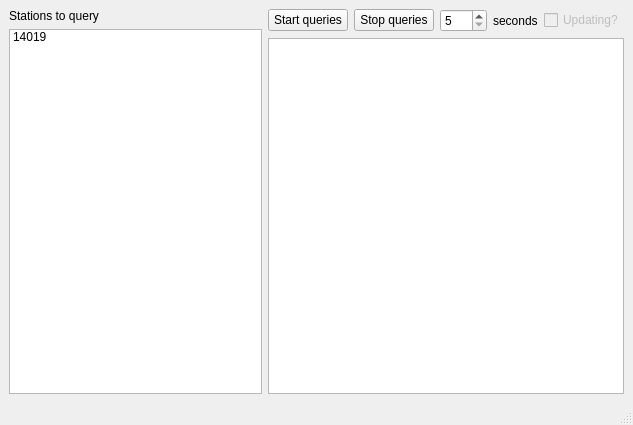
This is interface.ui in flothesof/VelibApp as Qt 5 draws it before an edit. The edited form follows.
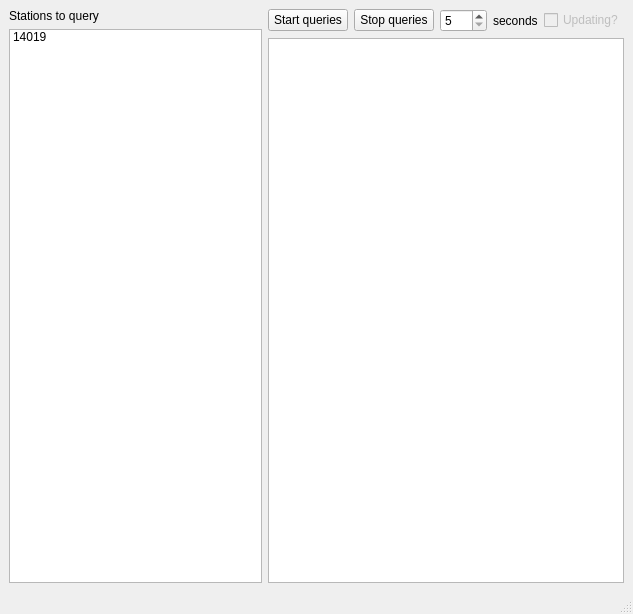
This is the edited form.

```diff
--- a/interface.ui
+++ b/interface.ui
@@ -7,13 +7,15 @@
     <x>0</x>
     <y>0</y>
     <width>633</width>
-    <height>425</height>
+    <height>614</height>
    </rect>
   </property>
   <property name="windowTitle">
    <string>MainWindow</string>
   </property>
   <widget class="QWidget" name="centralwidget">
+   <layout class="QVBoxLayout" name="verticalLayout_3">
+    <item>
    <layout class="QHBoxLayout" name="horizontalLayout_2">
     <item>
      <layout class="QVBoxLayout" name="verticalLayout">
@@ -87,6 +89,8 @@
       </item>
       <item>
        <widget class="QTextBrowser" name="textBrowser"/>
+        </item>
+       </layout>
       </item>
      </layout>
     </item>
```
Lines whose indentation alone changed are shown as unchanged.
